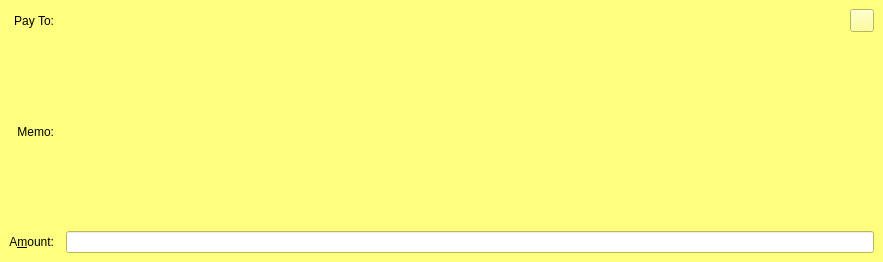
Above: src/qt/forms/sendassetsentry.ui from RavenProject/Ravencoin before the change. Below: the same form after it.
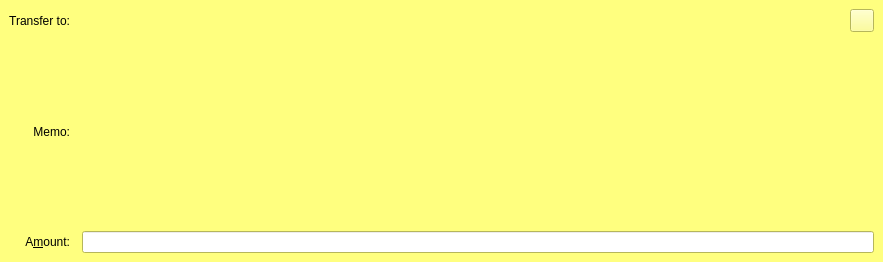
That is the form after the change. The open tabs and pages were chosen to show the change. Icons and pictures are not drawn. Custom widgets are drawn as their Qt base class.

Commit message:
GUI: Try to use the same words. (Send and Transfer no Pay) (#931).
- When sending RVN we use the word send.
    - When transferring assets we use the word transfer.
    - We don't pay.

The edit to the form file:
```diff
--- a/src/qt/forms/sendassetsentry.ui
+++ b/src/qt/forms/sendassetsentry.ui
@@ -704,7 +704,7 @@
     <item row="0" column="0">
      <widget class="QLabel" name="payToLabel_is">
       <property name="text">
-       <string>Pay To:</string>
+       <string>Transfer to:</string>
       </property>
       <property name="alignment">
        <set>Qt::AlignRight|Qt::AlignTrailing|Qt::AlignVCenter</set>
```
Left out of the diff: 2 changed lines with no effect on the pictures. The commit also changes 2 other files.
